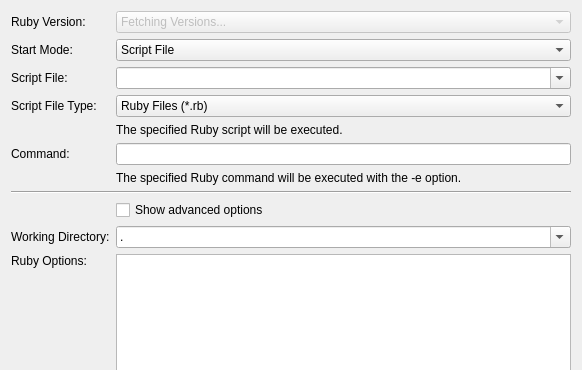
Tinkerforge/brickv, file src/brickv/plugin_system/plugins/red/ui/program_page_ruby.ui: the form before one commit; both pictures show x 0 to 582 and y 0 to 370 of the 582 by 689 pixel window.
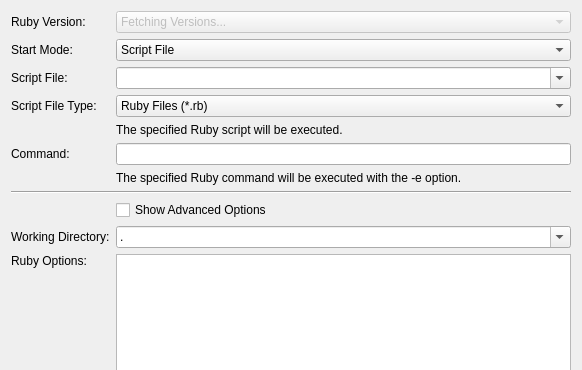
The form after the commit. Custom widgets are drawn as their Qt base class.

What changed in the file:
```diff
--- a/src/brickv/plugin_system/plugins/red/ui/program_page_ruby.ui
+++ b/src/brickv/plugin_system/plugins/red/ui/program_page_ruby.ui
@@ -124,7 +124,7 @@
      <item row="8" column="1" colspan="4">
       <widget class="QCheckBox" name="check_show_advanced_options">
        <property name="text">
-        <string>Show advanced options</string>
+        <string>Show Advanced Options</string>
        </property>
       </widget>
      </item>
```
